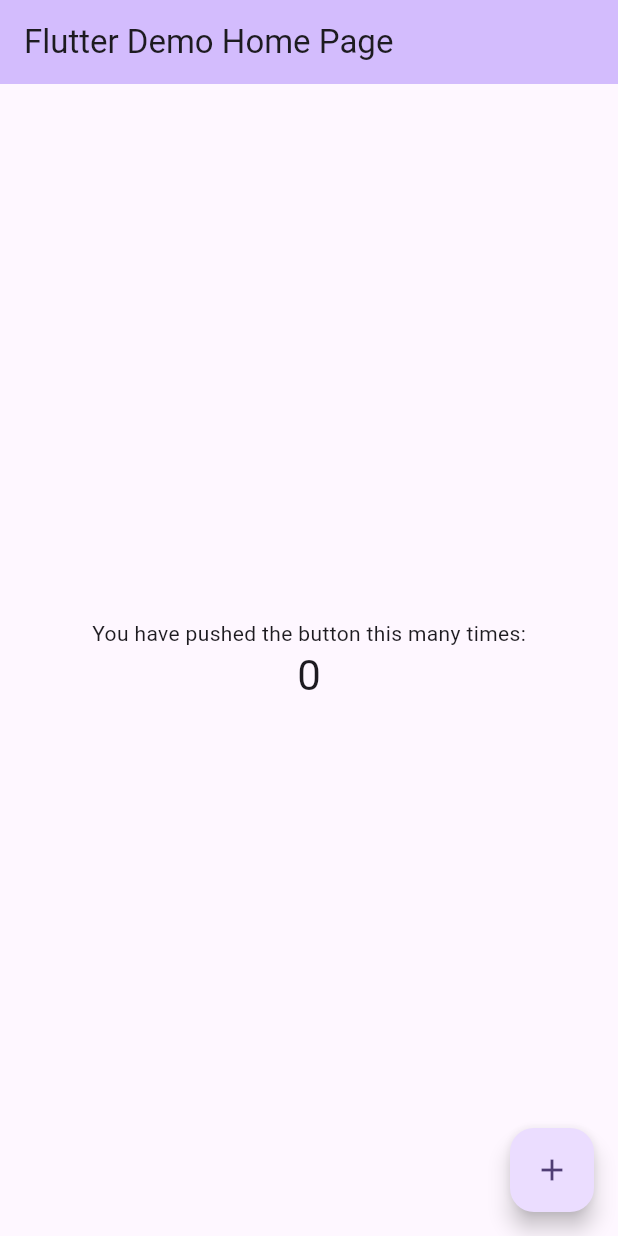
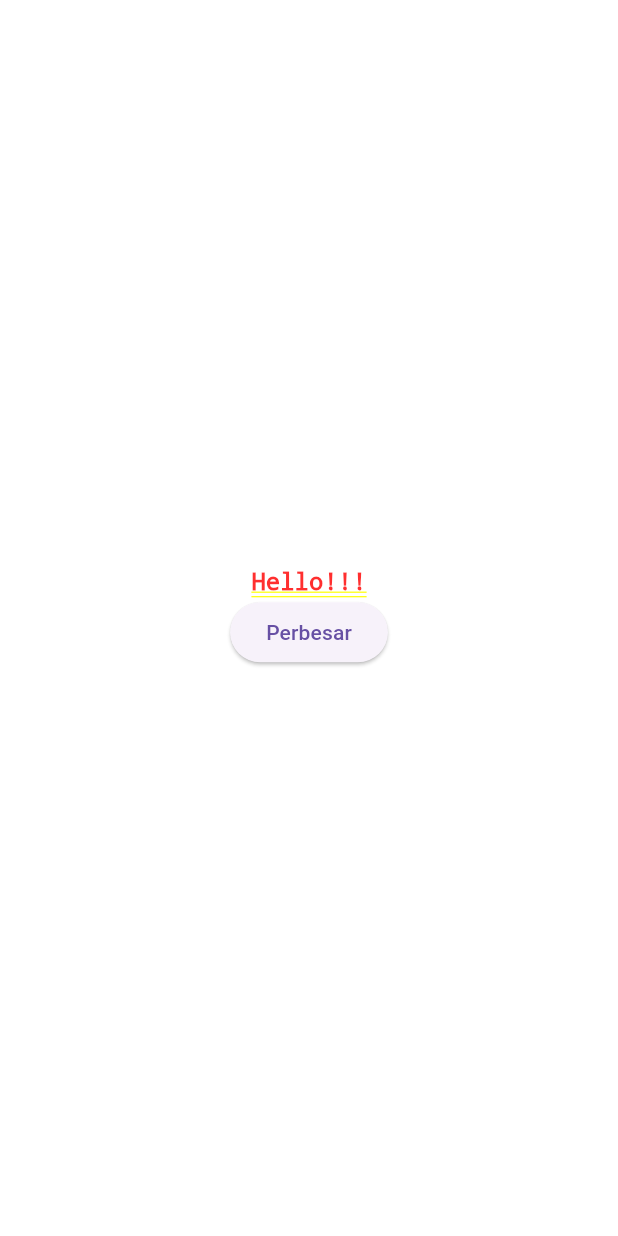
Before and after one commit to rizkychoerul/wisata_mobile_7, a Flutter app: the screen it shows after launch, on a phone screen of 412 x 824 dp. Run offline on Flutter 3.47's test engine with Material 3 defaults, Android fonts, the phone set to English and light mode, and no system bars.

Commit message:
pertemuan ke-4

```diff
--- a/lib/main.dart
+++ b/lib/main.dart
@@ -1,125 +1,98 @@
 import 'package:flutter/material.dart';
 
 void main() {
-  runApp(const MyApp());
+  runApp(ExampleState());
 }
 
-class MyApp extends StatelessWidget {
-  const MyApp({super.key});
+class ExampleState extends StatelessWidget {
+  const ExampleState({super.key});
 
-  // This widget is the root of your application.
   @override
   Widget build(BuildContext context) {
     return MaterialApp(
-      title: 'Flutter Demo',
-      theme: ThemeData(
-        // This is the theme of your application.
-        //
-        // TRY THIS: Try running your application with "flutter run". You'll see
-        // the application has a purple toolbar. Then, without quitting the app,
-        // try changing the seedColor in the colorScheme below to Colors.green
-        // and then invoke "hot reload" (save your changes or press the "hot
-        // reload" button in a Flutter-supported IDE, or press "r" if you used
-        // the command line to start the app).
-        //
-        // Notice that the counter didn't reset back to zero; the application
-        // state is not lost during the reload. To reset the state, use hot
-        // restart instead.
-        //
-        // This works for code too, not just values: Most code changes can be
-        // tested with just a hot reload.
-        colorScheme: ColorScheme.fromSeed(seedColor: Colors.deepPurple),
-        useMaterial3: true,
+      title: "Latihan Flutter",
+      home: BiggerText(
+        text: "Hello!!!",
       ),
-      home: const MyHomePage(title: 'Flutter Demo Home Page'),
     );
   }
 }
 
-class MyHomePage extends StatefulWidget {
-  const MyHomePage({super.key, required this.title});
-
-  // This widget is the home page of your application. It is stateful, meaning
-  // that it has a State object (defined below) that contains fields that affect
-  // how it looks.
-
-  // This class is the configuration for the state. It holds the values (in this
-  // case the title) provided by the parent (in this case the App widget) and
-  // used by the build method of the State. Fields in a Widget subclass are
-  // always marked "final".
-
-  final String title;
-
-  @override
-  State<MyHomePage> createState() => _MyHomePageState();
-}
-
-class _MyHomePageState extends State<MyHomePage> {
-  int _counter = 0;
-
-  void _incrementCounter() {
-    setState(() {
-      // This call to setState tells the Flutter framework that something has
-      // changed in this State, which causes it to rerun the build method below
-      // so that the display can reflect the updated values. If we changed
-      // _counter without calling setState(), then the build method would not be
-      // called again, and so nothing would appear to happen.
-      _counter++;
-    });
-  }
+class FirstScreen extends StatelessWidget {
+  const FirstScreen({super.key});
 
   @override
   Widget build(BuildContext context) {
-    // This method is rerun every time setState is called, for instance as done
-    // by the _incrementCounter method above.
-    //
-    // The Flutter framework has been optimized to make rerunning build methods
-    // fast, so that you can just rebuild anything that needs updating rather
-    // than having to individually change instances of widgets.
     return Scaffold(
       appBar: AppBar(
-        // TRY THIS: Try changing the color here to a specific color (to
-        // Colors.amber, perhaps?) and trigger a hot reload to see the AppBar
-        // change color while the other colors stay the same.
-        backgroundColor: Theme.of(context).colorScheme.inversePrimary,
-        // Here we take the value from the MyHomePage object that was created by
-        // the App.build method, and use it to set our appbar title.
-        title: Text(widget.title),
-      ),
-      body: Center(
-        // Center is a layout widget. It takes a single child and positions it
-        // in the middle of the parent.
-        child: Column(
-          // Column is also a layout widget. It takes a list of children and
-          // arranges them vertically. By default, it sizes itself to fit its
-          // children horizontally, and tries to be as tall as its parent.
-          //
-          // Column has various properties to control how it sizes itself and
-          // how it positions its children. Here we use mainAxisAlignment to
-          // center the children vertically; the main axis here is the vertical
-          // axis because Columns are vertical (the cross axis would be
-          // horizontal).
-          //
-          // TRY THIS: Invoke "debug painting" (choose the "Toggle Debug Paint"
-          // action in the IDE, or press "p" in the console), to see the
-          // wireframe for each widget.
-          mainAxisAlignment: MainAxisAlignment.center,
-          children: <Widget>[
-            const Text(
-              'You have pushed the button this many times:',
-            ),
-            Text(
-              '$_counter',
-              style: Theme.of(context).textTheme.headlineMedium,
-            ),
-          ],
+        title: Text("Layar Pertama"),
+        backgroundColor: Colors.blueAccent,
+        actions: <Widget>[
+          IconButton(
+            onPressed: () {},
+            icon: Icon(Icons.search),
+          ),
+        ],
+        leading: IconButton(
+          onPressed: () {},
+          icon: Icon(Icons.menu),
         ),
       ),
-      floatingActionButton: FloatingActionButton(
-        onPressed: _incrementCounter,
-        tooltip: 'Increment',
-        child: const Icon(Icons.add),
-      ), // This trailing comma makes auto-formatting nicer for build methods.
+      body: Text("Hello World!!"),
     );
   }
 }
+
+class BiggerText extends StatefulWidget {
+  final String text;
+
+  const BiggerText({super.key, required this.text});
+
+  @override
+  State<BiggerText> createState() => _BiggerTextState();
+}
+
+class _BiggerTextState extends State<BiggerText> {
+  double _textsize = 16.0;
+  bool _box = false;
+
+  @override
+  Widget build(BuildContext context) {
+    return Column(
+      mainAxisAlignment: MainAxisAlignment.center,
+      children: <Widget>[
+        _box
+            ? Container(
+                padding: const EdgeInsets.all(16.0),
+                decoration: BoxDecoration(
+                  color: Colors.black,
+                  boxShadow: const [
+                    BoxShadow(
+                      color: Colors.black,
+                      blurRadius: 10.0,
+                      offset: Offset(3, 6),
+                    ),
+                  ],
+                  borderRadius: BorderRadius.circular(8.0),
+                ),
+                child: Text(
+                  widget.text,
+                  style: TextStyle(fontSize: _textsize),
+                ),
+              )
+            : Text(
+                widget.text,
+                style: TextStyle(fontSize: _textsize),
+              ),
+        ElevatedButton(
+            child: Text("Perbesar"),
+            onPressed: () {
+              setState(() {
+                _textsize = 35.0;
+                _box = true;
+              });
+            }),
+      ],
+    );
+  }
+}
```
